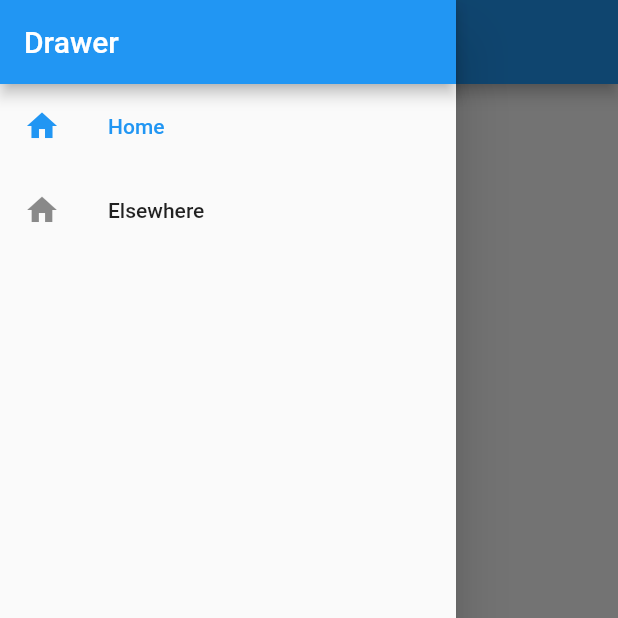
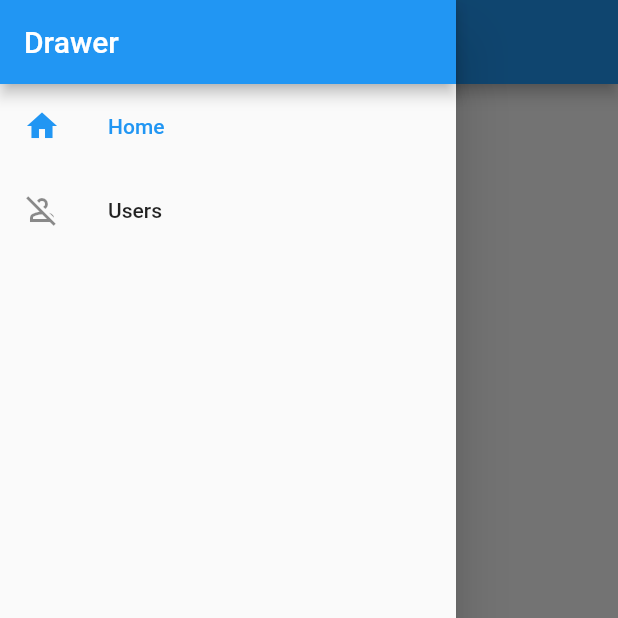
Before and after one commit to ZachSelindh/dart-admin, a Flutter app: the screen it shows after launch, with the side drawer open, on a phone screen of 412 x 824 dp, the top half of it. Run offline on Flutter 3.47's test engine with Material 2 defaults, Android fonts, the phone set to English and light mode, and no system bars.

Commit message:
+'d users list view

```diff
--- a/lib/main.dart
+++ b/lib/main.dart
@@ -1,6 +1,7 @@
+import 'package:dart_admin/screens/users_list_view.dart';
 import 'package:flutter/material.dart';
 
-import './screens/dashboard.dart';
+import 'screens/dashboard_screen.dart';
 
 void main() {
   runApp(const MyApp());
@@ -16,9 +17,9 @@ class MyApp extends StatelessWidget {
       theme: ThemeData(
         primarySwatch: Colors.blue,
       ),
-      home: const Dashboard(),
+      home: const DashboardScreen(),
       routes: {
-        // ProductDetailScreen.routeName: (ctx) => ProductDetailScreen(),
+        UserListView.routeName: (ctx) => const UserListView(),
         // CartScreen.routeName: (ctx) => CartScreen(),
         // OrdersScreen.routeName: (ctx) => OrdersScreen(),
         // UserProductsScreen.routeName: (ctx) => UserProductsScreen(),
--- a/lib/screens/dashboard.dart
+++ b/lib/screens/dashboard_screen.dart
@@ -2,8 +2,8 @@ import 'package:flutter/material.dart';
 
 import '../widgets/app_drawer.dart';
 
-class Dashboard extends StatelessWidget {
-  const Dashboard({super.key});
+class DashboardScreen extends StatelessWidget {
+  const DashboardScreen({super.key});
 
   @override
   Widget build(BuildContext context) {
--- /dev/null
+++ b/lib/screens/users_list_view.dart
@@ -0,0 +1,20 @@
+import 'package:flutter/material.dart';
+
+class UserListView extends StatelessWidget {
+  static const routeName = '/users';
+
+  const UserListView({super.key});
+
+  @override
+  Widget build(BuildContext context) {
+    return Scaffold(
+        appBar: AppBar(
+          title: const Text("Users"),
+        ),
+        body: Column(children: const [
+          Card(
+            child: Text('Users'),
+          ),
+        ]));
+  }
+}
--- a/lib/widgets/app_drawer.dart
+++ b/lib/widgets/app_drawer.dart
@@ -33,12 +33,18 @@ class _AppDrawerState extends State<AppDrawer> {
             title: const Text("Drawer"),
             automaticallyImplyLeading: false,
           ),
-          ListTile(leading: const Icon(Icons.home), title: const Text('Home'), onTap: () => _navigate('/', context), selected: _activeRoute == '/'),
           ListTile(
-              leading: const Icon(Icons.home),
-              title: const Text('Elsewhere'),
-              onTap: () => _navigate('/elsewhere', context),
-              selected: _activeRoute == '/elsewhere'),
+            leading: const Icon(Icons.home),
+            title: const Text('Home'),
+            onTap: () => _navigate('/', context),
+            selected: _activeRoute == '/',
+          ),
+          ListTile(
+            leading: const Icon(Icons.person_off_outlined),
+            title: const Text('Users'),
+            onTap: () => _navigate('/users', context),
+            selected: _activeRoute == '/users',
+          ),
         ],
       ),
     );
```
